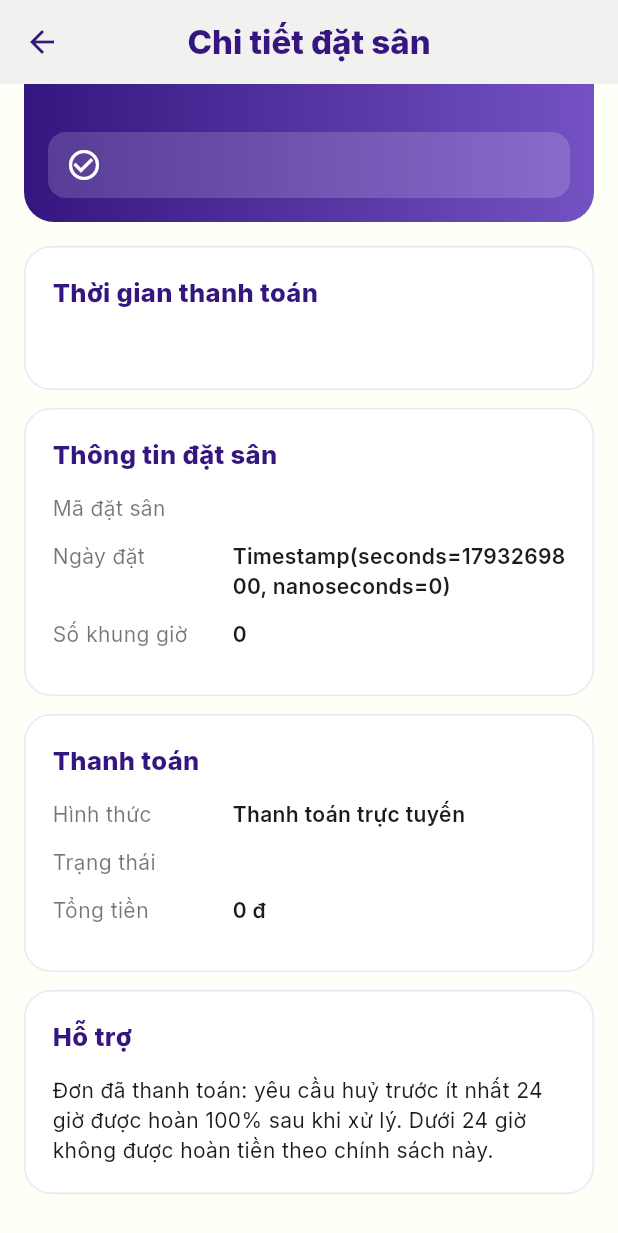
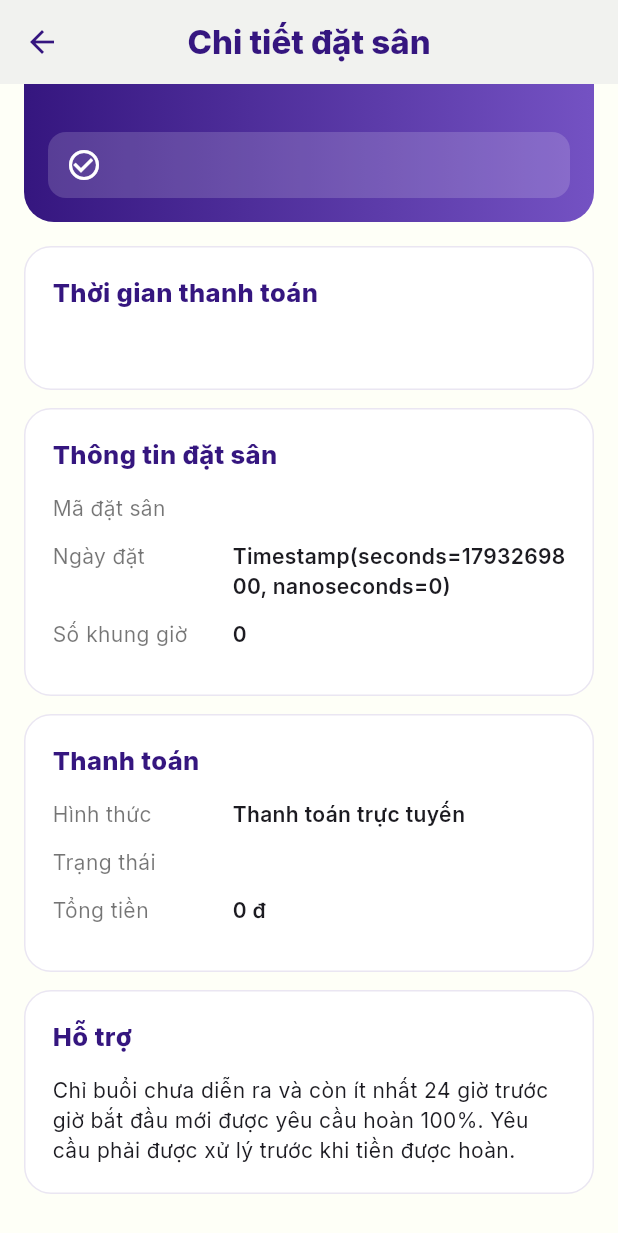
Before and after one commit to hien281/MOBILE-APP, a Flutter app: the _BookingDetailPage screen opened directly with empty values, scrolled down 104 dp, on a phone screen of 412 x 824 dp. Shown: the top 1233 px of the screen. Run offline on Flutter 3.47's test engine with Material 3 defaults, Android fonts, the phone set to English and light mode, and no system bars; our stand-ins replace cloud_firestore, firebase_auth, firebase_core, flutter_map, geolocator, google_fonts and 3 more; missing offline and left inert: dart:html; accounts and stored records are empty; network calls fail.

Commit message:
Improve session cards and hide refunds for past bookings; show cancellation history

```diff
--- a/lib/screen/my_schedule.dart
+++ b/lib/screen/my_schedule.dart
@@ -120,7 +120,13 @@ class _MyScheduleScreenState extends State<MyScheduleScreen> {
       item['selections'] = e.value;
       item['sessionKey'] = e.key;
       item['sessionCount'] = groups.length;
-      if (cancelled.contains(e.key)) item['status'] = 'cancelled';
+      if (cancelled.contains(e.key)) {
+        item['status'] = 'cancelled';
+        final records = booking['cancelledSessionDetails'];
+        if (records is Map && records[e.key.replaceAll('|', '__')] is Map) {
+          item['cancellationDetail'] = records[e.key.replaceAll('|', '__')];
+        }
+      }
       return item;
     }).toList();
   }
@@ -285,15 +291,15 @@ class _MyScheduleScreenState extends State<MyScheduleScreen> {
             const SizedBox(height:5),
             Text('Sân ${(first['courtId']??'1').toString().replaceFirst('court_','')}${selections.length>1?' • ${selections.length} khung giờ':''}',style:const TextStyle(fontSize:12,color:Colors.black54)),
             const SizedBox(height:7),
-            Container(padding:const EdgeInsets.symmetric(horizontal:9,vertical:4),decoration:BoxDecoration(color:member?const Color(0xFFEDE8FF):const Color(0xFFF3F4F6),borderRadius:BorderRadius.circular(9)),child:Text(member?'Hội viên':'Đặt thường',style:const TextStyle(fontSize:11,fontWeight:FontWeight.w600,color:_purple))),
+            Container(padding:const EdgeInsets.symmetric(horizontal:9,vertical:4),decoration:BoxDecoration(color:member?const Color(0xFF35167F):const Color(0xFFF3F4F6),borderRadius:BorderRadius.circular(9)),child:Text(member?'Hội viên':'Đặt thường',style:TextStyle(fontSize:11,fontWeight:FontWeight.w700,color:member?Colors.white:_purple))),
           ])),
         ]),
-        const Divider(height:24),
+        const SizedBox(height:12),
         Row(children:[
           Icon(cancelled?Icons.cancel_outlined:Icons.check_circle_outline,color:cancelled?Colors.redAccent:_purple,size:17),
           const SizedBox(width:7),
           Expanded(child:Text(status,style:TextStyle(fontWeight:FontWeight.w600,fontSize:13,color:cancelled?Colors.redAccent:_purple))),
-          TextButton(onPressed:()=>_details(b),child:const Text('Chi tiết ›')),
+          FilledButton.icon(onPressed:()=>_details(b),icon:const Icon(Icons.arrow_forward_ios,size:12),label:const Text('Chi tiết',style:TextStyle(fontWeight:FontWeight.w700,fontSize:12)),style:FilledButton.styleFrom(backgroundColor:_purple,foregroundColor:Colors.white,padding:const EdgeInsets.symmetric(horizontal:13,vertical:9),visualDensity:VisualDensity.compact)),
         ]),
         if(_canPay(b)) ...[
           const SizedBox(height:3),
@@ -403,6 +409,7 @@ class _BookingDetailPage extends StatelessWidget {
   bool get paid => !member && booking['paymentStatus'] == 'paid';
   bool get requested => booking['refundRequestStatus'] == 'pending' || (booking['sessionKey'] != null && (booking['refundSessionRequests'] as Map? ?? {}).containsKey(booking['sessionKey'].toString().replaceAll('|','__')));
   bool get cancelled => ['cancelled', 'expired'].contains(booking['status']);
+  bool get eligibleRefund => paid && !cancelled && !requested && selections.isNotEmpty && DateTime.tryParse("${selections.first['date']}T${selections.first['startTime']}:00+07:00")?.difference(DateTime.now()).compareTo(const Duration(hours:24)) != -1 && (DateTime.tryParse("${selections.first['date']}T${selections.first['startTime']}:00+07:00")?.isAfter(DateTime.now()) ?? false);
   String get price {
     final value = (num.tryParse(booking['totalPrice']?.toString() ?? '') ?? 0).round();
     final digits = value.toString().replaceAllMapped(RegExp(r'\\B(?=(\\d{3})+(?!\\d))'), (_) => '.');
@@ -470,6 +477,14 @@ class _BookingDetailPage extends StatelessWidget {
           Text(remainingLabel!, style: const TextStyle(color: Colors.deepOrange, fontWeight: FontWeight.bold))),
         if (requested) section('Yêu cầu đang được xử lý',
           const Text('Đã tiếp nhận yêu cầu hoàn 100% theo chính sách huỷ trước 24 giờ. Sân vẫn được giữ cho đến khi có kết quả xử lý.')),
+        if (cancelled) section('Thông tin huỷ', Column(children: [
+          info('Buổi đã huỷ', '${first['date']} • ${first['startTime']}–${first['endTime'] ?? '-'} • Sân ${(first['courtId'] ?? 'court_1').toString().replaceFirst('court_', '')}'),
+          info('Trạng thái', statusLabel),
+          if (booking['cancellationDetail'] is Map) ...[
+            info('Thời điểm huỷ', (booking['cancellationDetail']['cancelledAt'] ?? '-').toString()),
+            info('Hoàn lượt', booking['cancellationDetail']['returnedMembershipSlot'] == true ? 'Đã hoàn 1 lượt hội viên' : 'Không áp dụng'),
+          ],
+        ])),
         section('Thông tin đặt sân', Column(children: [
           info('Mã đặt sân', booking['id']?.toString() ?? '-'),
           info('Ngày đặt', first['date']?.toString() ?? '-'),
@@ -482,7 +497,7 @@ class _BookingDetailPage extends StatelessWidget {
           info('Trạng thái', booking['paymentStatus']?.toString() ?? '-'),
           info('Tổng tiền', member ? '0 đ (${booking['sessionKey'] != null ? 1 : (booking['membershipUses'] ?? 1)} lượt hội viên)' : price),
         ])),
-        section('Hỗ trợ', const Text('Đơn đã thanh toán: yêu cầu huỷ trước ít nhất 24 giờ được hoàn 100% sau khi xử lý. Dưới 24 giờ không được hoàn tiền theo chính sách này.')),
+        section('Hỗ trợ', Text(cancelled ? 'Buổi đã huỷ được lưu trong lịch sử để tra cứu. Nếu có yêu cầu hoàn tiền, trạng thái sẽ được cập nhật sau khi xử lý.' : 'Chỉ buổi chưa diễn ra và còn ít nhất 24 giờ trước giờ bắt đầu mới được yêu cầu hoàn 100%. Yêu cầu phải được xử lý trước khi tiền được hoàn.')),
         if (canPay) Padding(padding: const EdgeInsets.only(bottom: 12),
           child: FilledButton.icon(onPressed: () async { Navigator.pop(context); await onPay(); },
             icon: const Icon(Icons.payment), label: const Text('Thanh toán ngay'),
@@ -491,7 +506,7 @@ class _BookingDetailPage extends StatelessWidget {
           child: OutlinedButton.icon(onPressed: () async { Navigator.pop(context); await onCancel(); },
             icon: const Icon(Icons.cancel_outlined), label: const Text('Huỷ lịch đặt'),
             style: OutlinedButton.styleFrom(minimumSize: const Size.fromHeight(48)))),
-        if (paid && !cancelled && !requested) Padding(padding: const EdgeInsets.only(bottom: 12),
+        if (eligibleRefund) Padding(padding: const EdgeInsets.only(bottom: 12),
           child: OutlinedButton.icon(onPressed: () async { Navigator.pop(context); await onRefundRequest(); },
             icon: const Icon(Icons.support_agent), label: const Text('Yêu cầu huỷ / hoàn tiền'),
             style: OutlinedButton.styleFrom(minimumSize: const Size.fromHeight(48)))),
```
